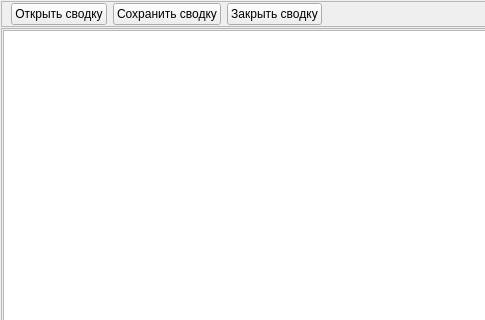
grigp/a-analyser, file client_widgets/summarieswidget.ui: the form before one commit; both pictures show x 0 to 485 and y 0 to 320 of the 841 by 474 pixel window.
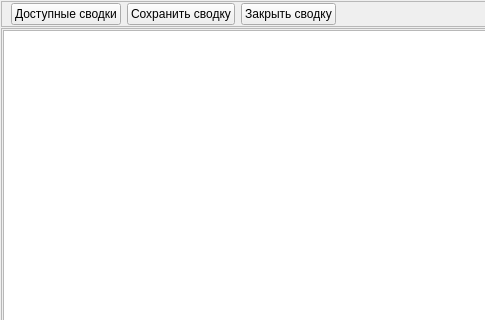
The form after the commit. Icons and pictures are not drawn.

Commit message: Переименование сводки и отработка попытки открыть уже открытую сводку

```diff
--- a/client_widgets/summarieswidget.ui
+++ b/client_widgets/summarieswidget.ui
@@ -53,7 +53,7 @@
       <item>
        <widget class="QPushButton" name="btnOpenSummary">
         <property name="text">
-         <string>Открыть сводку</string>
+         <string>Доступные сводки</string>
         </property>
         <property name="icon">
          <iconset resource="../kernel.qrc">
```
The commit also changes 2 other files.
